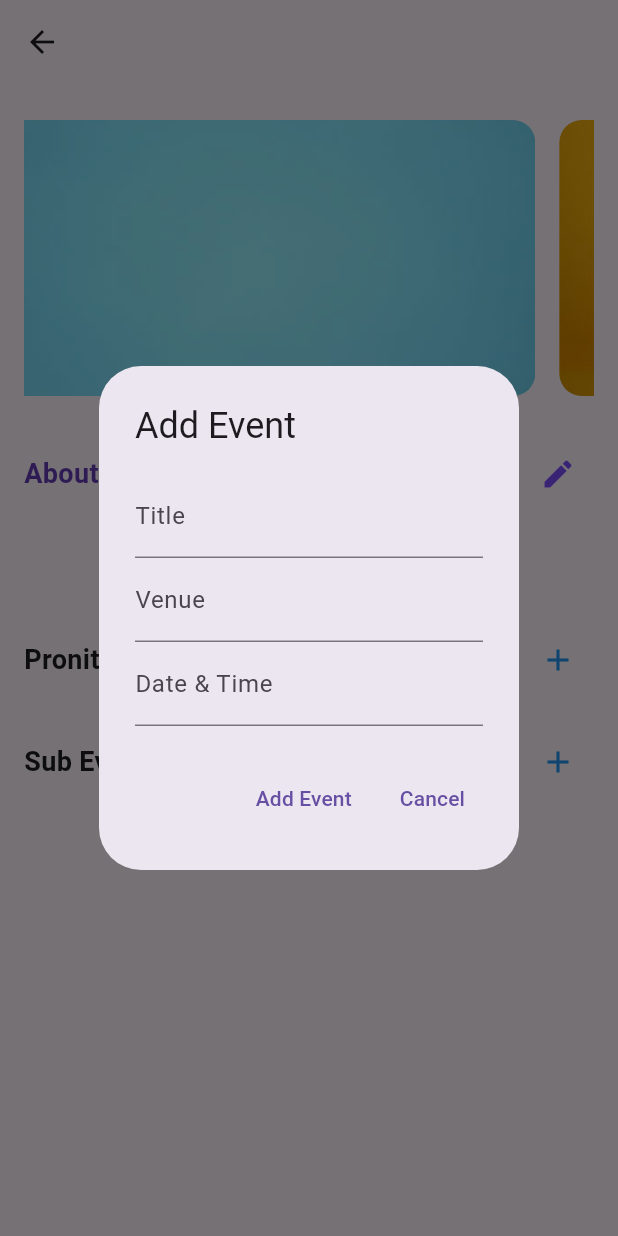
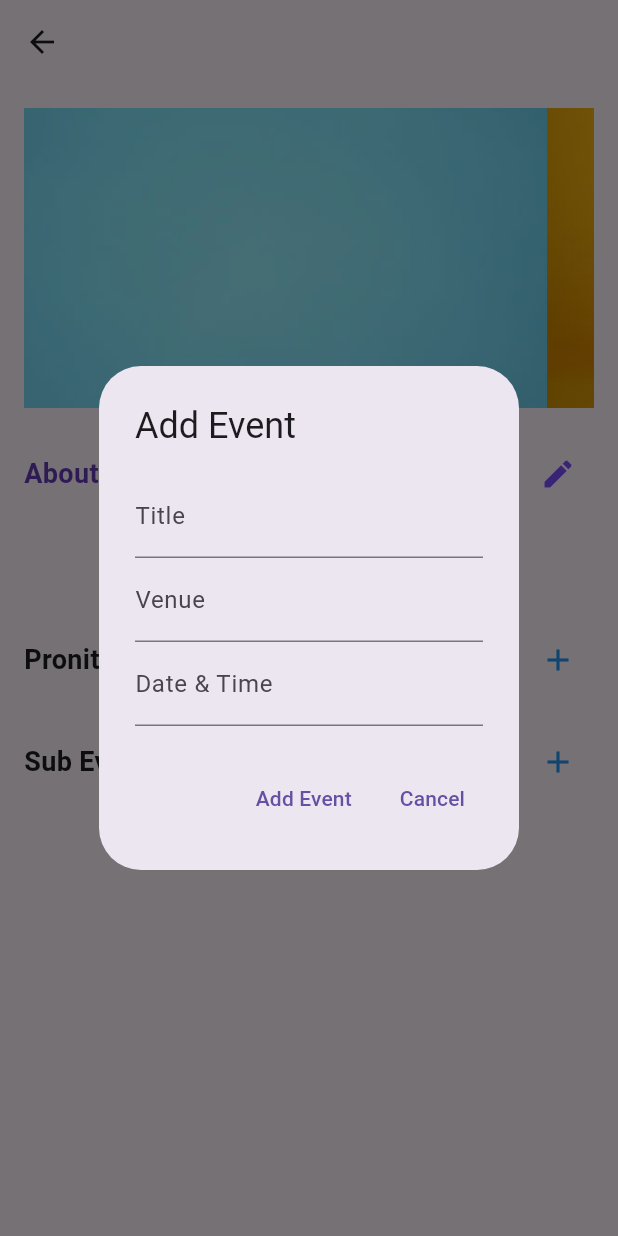
Before and after one commit to MokshIITRpr/FestEaze, a Flutter app: the TemplatePage screen opened directly with empty values, after a tap on the "add" icon, on a phone screen of 412 x 824 dp. Run offline on Flutter 3.47's test engine with Material 3 defaults, Android fonts, the phone set to English and light mode, and no system bars; our stand-ins replace animate_do, cloud_firestore, firebase_auth, firebase_core, qr_flutter; accounts and stored records are empty.

Commit message:
Fixed a bug

```diff
--- a/lib/pages/Fests/festTemplatePage.dart
+++ b/lib/pages/Fests/festTemplatePage.dart
@@ -1,6 +1,6 @@
 import 'package:flutter/material.dart';
 import 'package:cloud_firestore/cloud_firestore.dart';
-import './widgets/imageSlider.dart';
+import 'widgets/autoImageSlider.dart';
 import './widgets/textFieldSection.dart';
 import './utils/database.dart';
 
@@ -35,24 +35,25 @@ class _TemplatePageState extends State<TemplatePage> {
   @override
   void initState() {
     super.initState();
-    _autoSlideImages();
+    // _autoSlideImages();
     _fetchText();
   }
 
-  void _autoSlideImages() {
-    Future.delayed(const Duration(seconds: 3), () {
-      if (mounted) {
-        setState(() {
-          _currentIndex = (_currentIndex + 1) % _imagePaths.length;
-          _pageController.animateToPage(
-            _currentIndex,
-            duration: const Duration(milliseconds: 500),
-            curve: Curves.easeInOut,
-          );
-        });
-      }
-    });
-  }
+  // void _autoSlideImages() {
+  //   Future.delayed(const Duration(seconds: 3), () {
+  //     if (mounted) {
+  //       setState(() {
+  //         _currentIndex = (_currentIndex + 1) % _imagePaths.length;
+  //         _pageController.animateToPage(
+  //           _currentIndex,
+  //           duration: const Duration(milliseconds: 500),
+  //           curve: Curves.easeInOut,
+  //         );
+  //       });
+  //     }
+  //     _autoSlideImages();
+  //   });
+  // }
 
   Future<void> _fetchText() async {
     var docSnapshot = await FirebaseFirestore.instance
@@ -100,8 +101,7 @@ class _TemplatePageState extends State<TemplatePage> {
           child: Column(
             crossAxisAlignment: CrossAxisAlignment.start,
             children: [
-              ImageSlider(
-                  pageController: _pageController, imagePaths: _imagePaths),
+              AutoImageSlider(imagePaths: _imagePaths),
               const SizedBox(height: 20),
               TextFieldSection(
                 title: "About",
--- /dev/null
+++ b/lib/pages/Fests/widgets/autoImageSlider.dart
@@ -0,0 +1,51 @@
+import 'package:flutter/material.dart';
+
+class AutoImageSlider extends StatefulWidget {
+  final List<String> imagePaths;
+
+  const AutoImageSlider({super.key, required this.imagePaths});
+
+  @override
+  _AutoImageSliderState createState() => _AutoImageSliderState();
+}
+
+class _AutoImageSliderState extends State<AutoImageSlider> {
+  final PageController _pageController = PageController();
+  int _currentIndex = 0;
+
+  @override
+  void initState() {
+    super.initState();
+    _autoSlideImages();
+  }
+
+  void _autoSlideImages() {
+    Future.delayed(const Duration(seconds: 3), () {
+      if (mounted) {
+        setState(() {
+          _currentIndex = (_currentIndex + 1) % widget.imagePaths.length;
+          _pageController.animateToPage(
+            _currentIndex,
+            duration: const Duration(milliseconds: 500),
+            curve: Curves.easeInOut,
+          );
+        });
+      }
+      _autoSlideImages();
+    });
+  }
+
+  @override
+  Widget build(BuildContext context) {
+    return SizedBox(
+      height: 200, // Adjust height as needed
+      child: PageView.builder(
+        controller: _pageController,
+        itemCount: widget.imagePaths.length,
+        itemBuilder: (context, index) {
+          return Image.asset(widget.imagePaths[index], fit: BoxFit.cover);
+        },
+      ),
+    );
+  }
+}
--- a/lib/pages/Fests/widgets/imageSlider.dart
+++ /dev/null
@@ -1,40 +0,0 @@
-import 'package:flutter/material.dart';
-
-class ImageSlider extends StatelessWidget {
-  final PageController pageController;
-  final List<String> imagePaths;
-
-  const ImageSlider(
-      {super.key, required this.pageController, required this.imagePaths});
-
-  @override
-  Widget build(BuildContext context) {
-    return SizedBox(
-      height: 200,
-      child: Stack(
-        children: [
-          PageView.builder(
-            controller: pageController,
-            itemCount: imagePaths.length,
-            onPageChanged: (index) {
-              // handle page change if necessary
-            },
-            itemBuilder: (context, index) {
-              return Padding(
-                padding: const EdgeInsets.all(8.0),
-                child: ClipRRect(
-                  borderRadius: BorderRadius.circular(15),
-                  child: Image.asset(
-                    imagePaths[index],
-                    fit: BoxFit.cover,
-                    width: double.infinity,
-                  ),
-                ),
-              );
-            },
-          ),
-        ],
-      ),
-    );
-  }
-}
--- a/lib/pages/Homepages/ExploreEvents/exploreEvents.dart
+++ b/lib/pages/Homepages/ExploreEvents/exploreEvents.dart
@@ -79,11 +79,11 @@ class _ExploreEventsState extends State<ExploreEvents> {
                     color: Colors.white, fontWeight: FontWeight.bold)),
             backgroundColor: Colors.deepPurple,
             actions: [
-              // if (_isAdmin)
-              IconButton(
-                icon: const Icon(Icons.add, color: Colors.white),
-                onPressed: () => showAddEventDialog(context),
-              ),
+              if (_isAdmin)
+                IconButton(
+                  icon: const Icon(Icons.add, color: Colors.white),
+                  onPressed: () => showAddEventDialog(context),
+                ),
             ],
           ),
           backgroundColor: Colors.grey[200],
```
